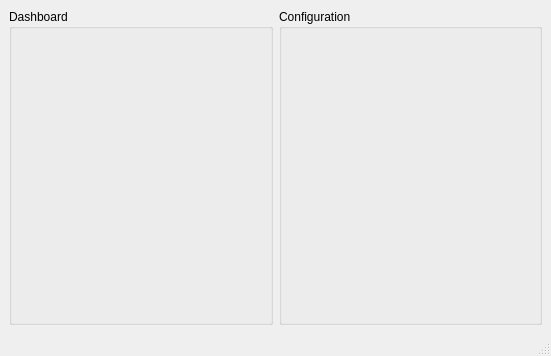
Above: py_trees_ros_viewer/gui/main_window.ui from splintered-reality/py_trees_js before the change. Below: the same form after it.
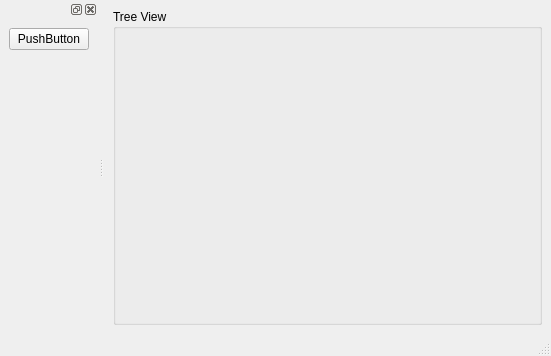
That is the form after the change. Icons and pictures are not drawn. Custom widgets are drawn as their Qt base class.

Diff of the .ui file:
```diff
--- a/py_trees_ros_viewer/gui/main_window.ui
+++ b/py_trees_ros_viewer/gui/main_window.ui
@@ -11,7 +11,7 @@
    </rect>
   </property>
   <property name="windowTitle">
-   <string>Robot Mock</string>
+   <string>PyTrees Viewer</string>
   </property>
   <property name="windowIcon">
    <iconset resource="main_window.qrc">
@@ -20,16 +20,9 @@
   <widget class="QWidget" name="central_layout">
    <layout class="QHBoxLayout" name="horizontalLayout">
     <item>
-     <widget class="DashboardGroupBox" name="dashboard_group_box">
+     <widget class="WebViewGroupBox" name="groupBox">
       <property name="title">
-       <string notr="true">Dashboard</string>
-      </property>
-     </widget>
-    </item>
-    <item>
-     <widget class="ConfigurationGroupBox" name="configuration_group_box">
-      <property name="title">
-       <string>Configuration</string>
+       <string>Tree View</string>
       </property>
      </widget>
     </item>
@@ -49,18 +42,41 @@
    </property>
   </widget>
   <widget class="QStatusBar" name="statusbar"/>
+  <widget class="QDockWidget" name="dockWidget">
+   <attribute name="dockWidgetArea">
+    <number>1</number>
+   </attribute>
+   <widget class="QWidget" name="dockWidgetContents">
+    <layout class="QVBoxLayout" name="verticalLayout">
+     <item>
+      <widget class="QPushButton" name="pushButton">
+       <property name="text">
+        <string>PushButton</string>
+       </property>
+      </widget>
+     </item>
+     <item>
+      <spacer name="verticalSpacer">
+       <property name="orientation">
+        <enum>Qt::Vertical</enum>
+       </property>
+       <property name="sizeHint" stdset="0">
+        <size>
+         <width>20</width>
+         <height>218</height>
+        </size>
+       </property>
+      </spacer>
+     </item>
+    </layout>
+   </widget>
+  </widget>
  </widget>
  <customwidgets>
   <customwidget>
-   <class>DashboardGroupBox</class>
+   <class>WebViewGroupBox</class>
    <extends>QGroupBox</extends>
-   <header location="global">py_trees_ros_tutorials.mock.gui.dashboard_group_box</header>
-   <container>1</container>
-  </customwidget>
-  <customwidget>
-   <class>ConfigurationGroupBox</class>
-   <extends>QGroupBox</extends>
-   <header location="global">py_trees_ros_tutorials.mock.gui.configuration_group_box</header>
+   <header>py_trees_ros_viewer.gui.web_view</header>
    <container>1</container>
   </customwidget>
  </customwidgets>
```
